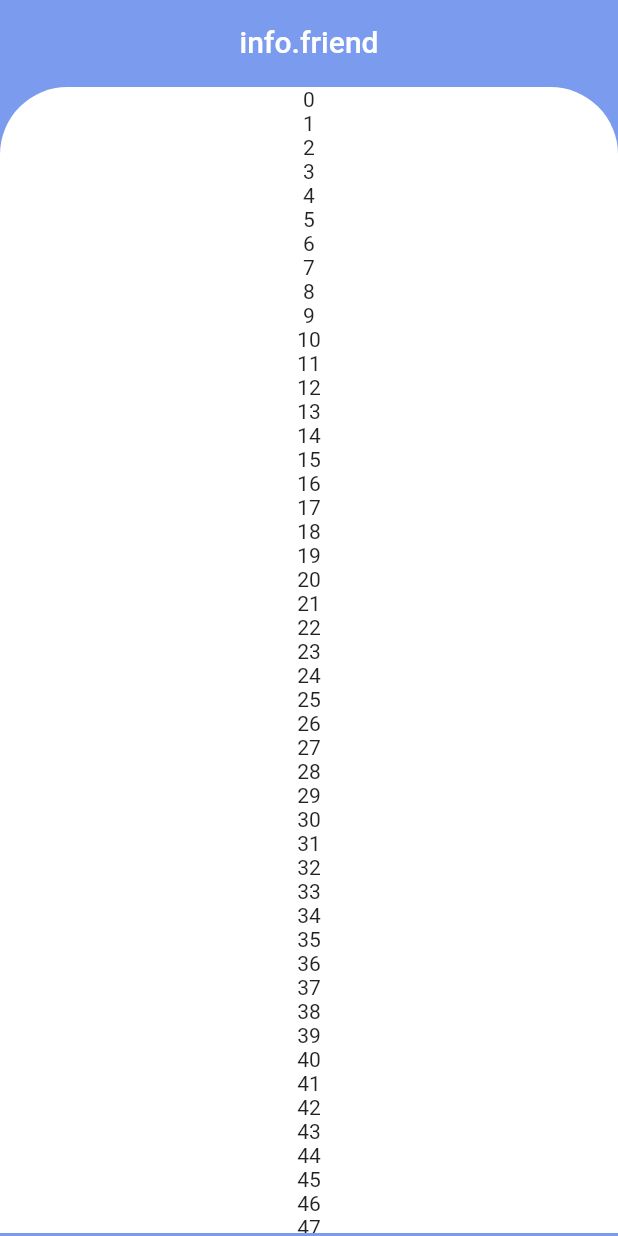
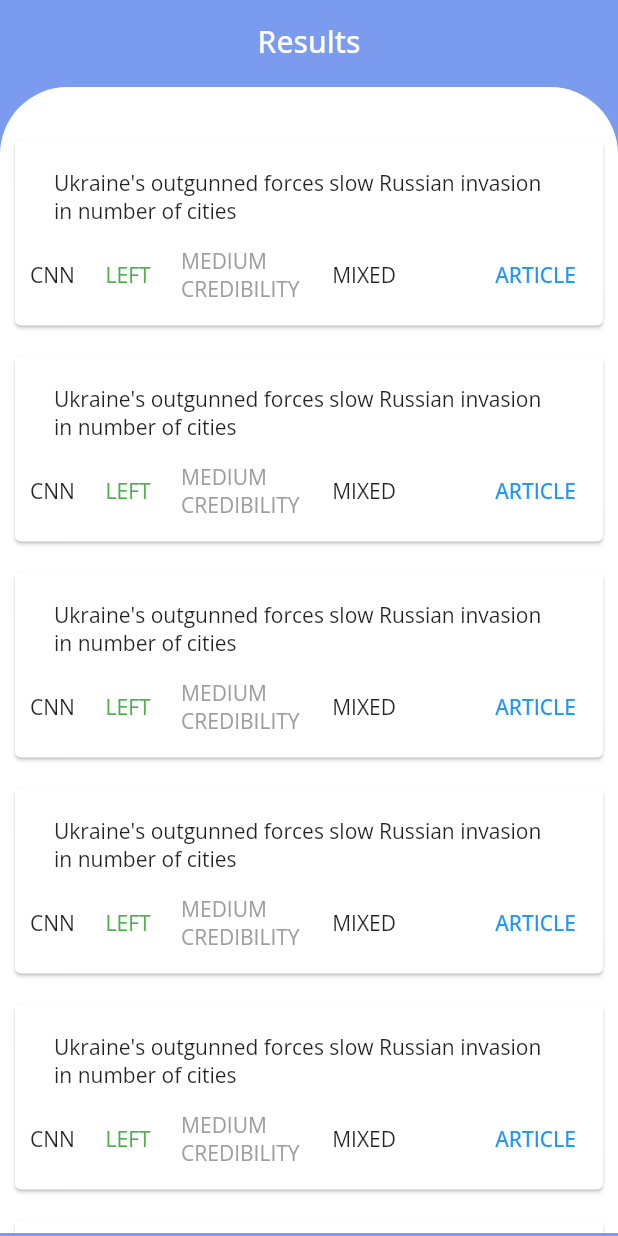
Before and after one commit to sunny7dusk/vt-hacks-2022-submission, a Flutter app: the screen it shows after launch, on a phone screen of 412 x 824 dp. Run offline on Flutter 3.47's test engine with Material 2 defaults, Android fonts, the phone set to English and light mode, and no system bars; our stand-ins replace lottie; network calls fail.

Commit message:
1. Added OpenSans font to our project 2. Created NewsArticle class 3. Updated full news page

```diff
--- a/lib/main.dart
+++ b/lib/main.dart
@@ -3,6 +3,7 @@ import 'package:flutter/material.dart';
 import 'package:lottie/lottie.dart';
 import 'package:vt_hacks_submission/page/full_news_page.dart';
 import 'package:vt_hacks_submission/page/loading_animation_page.dart';
+import 'package:vt_hacks_submission/page/news_article.dart';
 
 void main() {
   runApp(const MyApp());
@@ -18,6 +19,7 @@ class MyApp extends StatelessWidget {
       title: 'Flutter Demo',
       theme: ThemeData(
         primarySwatch: Colors.blue,
+        fontFamily: 'OpenSans',
       ),
       home: const MyHomePage(title: 'Flutter Demo Home Page'),
     );
@@ -34,6 +36,17 @@ class MyHomePage extends StatefulWidget {
 }
 
 class _MyHomePageState extends State<MyHomePage> {
+  List<NewsArticle> newsArticle = List.generate(
+    100,
+    (index) => NewsArticle(
+        newsSource: "CNN",
+        title:
+            "Ukraine's outgunned forces slow Russian invasion in number of cities",
+        biasRating: "LEFT",
+        credibilityRating: "MEDIUM CREDIBILITY",
+        factualReporting: "MIXED"),
+  );
+
   _loadingData() {
     return Future<String>.delayed(const Duration(seconds: 2), () => 'Weee');
   }
@@ -46,62 +59,11 @@ class _MyHomePageState extends State<MyHomePage> {
         if (snap.data == null) {
           return const LoadingAnimationsPage();
         } else {
-            return FullNewsPage();
+          return FullNewsPage(
+            newsArticles: newsArticle,
+          );
         }
-        });
+      },
+    );
   }
 }
-
-// Scaffold(
-//               backgroundColor: const Color(0xFF7A9BEE),
-//               appBar: AppBar(
-//                 title: const Text('info.friend'),
-//                 centerTitle: true,
-//                 backgroundColor: Colors.transparent,
-//                 elevation: 0.0,
-//               ),
-//               body: Center(
-//                 child: Column(
-//                   mainAxisAlignment: MainAxisAlignment.center,
-//                   children: <Widget>[
-//                     Stack(
-//                       children: [
-//                         Container(
-//                           height: MediaQuery.of(ctx).size.height - 70.0,
-//                           width: MediaQuery.of(ctx).size.width,
-//                           color: Colors.transparent,
-//                         ),
-//                         Positioned(
-//                           top: 20.0,
-//                           child: Container(
-//                             decoration: const BoxDecoration(
-//                               borderRadius: BorderRadius.only(
-//                                 topLeft: Radius.circular(45.0),
-//                                 topRight: Radius.circular(45.0),
-//                               ),
-//                               color: Colors.white,
-//                             ),
-//                           ),
-//                           height: MediaQuery.of(ctx).size.height,
-//                           width: MediaQuery.of(ctx).size.width,
-//                         ),
-//                         Column(
-//                           children: [
-//                             Scrollbar(
-//                               child: SingleChildScrollView(
-//                                 child: Column(
-//                                   children: [
-//                                     for (var i = 0; i < 100; i++)
-//                                       Expanded(child: Text(i.toString()))
-//                                   ],
-//                                 ),
-//                               ),
-//                             ),
-//                           ],
-//                         ),
-//                       ],
-//                     ),
-//                   ],
-//                 ),
-//               ),
-//             );
--- a/lib/page/full_news_page.dart
+++ b/lib/page/full_news_page.dart
@@ -1,14 +1,18 @@
 import 'package:flutter/material.dart';
+import 'package:vt_hacks_submission/page/news_article.dart';
+import 'package:url_launcher/url_launcher.dart';
 
 class FullNewsPage extends StatelessWidget {
-  const FullNewsPage({Key? key}) : super(key: key);
+  FullNewsPage({Key? key, required this.newsArticles}) : super(key: key);
+
+  List<NewsArticle> newsArticles;
 
   @override
   Widget build(BuildContext context) {
     return Scaffold(
       backgroundColor: const Color(0xFF7A9BEE),
       appBar: AppBar(
-        title: const Text('info.friend'),
+        title: const Text('Results'),
         centerTitle: true,
         backgroundColor: Colors.transparent,
         elevation: 0.0,
@@ -27,6 +31,7 @@ class FullNewsPage extends StatelessWidget {
                   color: Colors.white,
                 ),
                 child: Container(
+                  margin: EdgeInsets.only(top: 25.0),
                   height: MediaQuery.of(context).size.height - 60,
                   width: MediaQuery.of(context).size.width,
                   child: Scrollbar(
@@ -34,7 +39,52 @@ class FullNewsPage extends StatelessWidget {
                       scrollDirection: Axis.vertical,
                       child: Column(
                         children: [
-                          for (var i = 0; i < 100; i++) Text(i.toString())
+                          for (var i in newsArticles)
+                            Card(
+                              margin: const EdgeInsets.all(10.0),
+                              child: Padding(
+                                padding: const EdgeInsets.all(10.0),
+                                child: Column(
+                                  mainAxisAlignment: MainAxisAlignment.center,
+                                  children: [
+                                    ListTile(
+                                      leading: Text(i.title),
+                                    ),
+                                    Row(
+                                      mainAxisAlignment: MainAxisAlignment.end,
+                                      children: [
+                                        Flexible(
+                                          flex: 1,
+                                          fit: FlexFit.tight,
+                                          child: Text(i.newsSource),
+                                        ),
+                                        Flexible(
+                                          flex: 1,
+                                          fit: FlexFit.tight,
+                                          child: i.getBiasRating(),
+                                        ),
+                                        Flexible(
+                                          flex: 2,
+                                          fit: FlexFit.tight,
+                                          child: i.getCredibilityRating(),
+                                        ),
+                                        Flexible(
+                                          flex: 2,
+                                          fit: FlexFit.tight,
+                                          child: Text(i.factualReporting),
+                                        ),
+                                        TextButton(
+                                          onPressed: () async {
+                                            await launch(i.articleUrl);
+                                          },
+                                          child: const Text("ARTICLE"),
+                                        ),
+                                      ],
+                                    ),
+                                  ],
+                                ),
+                              ),
+                            ),
                         ],
                       ),
                     ),
--- /dev/null
+++ b/lib/page/news_article.dart
@@ -0,0 +1,42 @@
+import 'package:flutter/material.dart';
+
+class NewsArticle {
+  String title;
+  String newsSource;
+  String articleUrl;
+  String biasRating;
+  String credibilityRating;
+  String factualReporting;
+
+  NewsArticle(
+      {required this.title,
+      required this.newsSource,
+      this.articleUrl = "https://www.youtube.com/watch?v=dQw4w9WgXcQ",
+      required this.biasRating,
+      required this.credibilityRating,
+      required this.factualReporting});
+
+  Text getBiasRating() {
+    return Text(
+      biasRating,
+      style: TextStyle(
+          color: biasRating == "LEFT"
+              ? Colors.green
+              : biasRating == "RIGHT"
+                  ? Colors.red
+                  : Colors.grey),
+    );
+  }
+
+  Text getCredibilityRating() {
+    return Text(
+      credibilityRating,
+      style: TextStyle(
+          color: credibilityRating == "LOW CREDIBILITY"
+              ? Colors.red
+              : credibilityRating == "MEDIUM CREDIBILITY"
+                  ? Colors.grey
+                  : Colors.green),
+    );
+  }
+}
```
Also changed, not shown: pubspec.yaml (+33 -3 lines), assets/fonts/OpenSans-Bold.ttf (added), assets/fonts/OpenSans-BoldItalic.ttf (added), assets/fonts/OpenSans-ExtraBold.ttf (added), assets/fonts/OpenSans-ExtraBoldItalic.ttf (added), assets/fonts/OpenSans-Italic.ttf (added), assets/fonts/OpenSans-Light.ttf (added), assets/fonts/OpenSans-LightItalic.ttf (added), assets/fonts/OpenSans-Medium.ttf (added), assets/fonts/OpenSans-MediumItalic.ttf (added), assets/fonts/OpenSans-Regular.ttf (added), assets/fonts/OpenSans-SemiBold.ttf (added), assets/fonts/OpenSans-SemiBoldItalic.ttf (added), pubspec.lock, 2 other files. Lines whose indentation alone changed are shown as unchanged.
